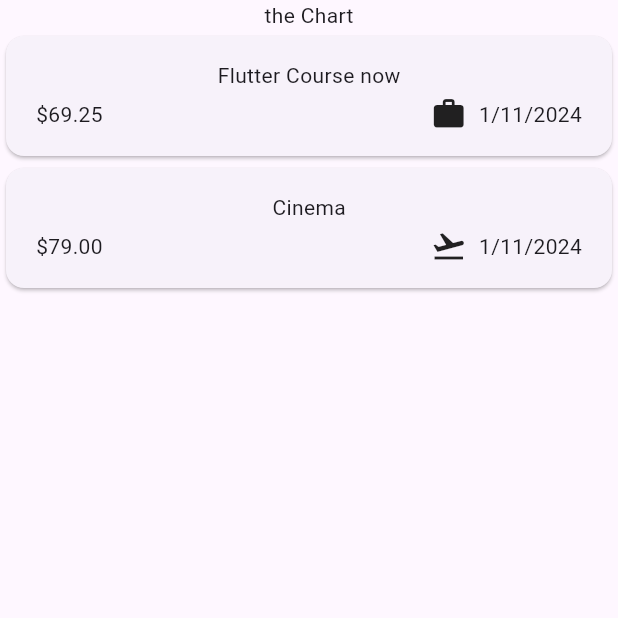
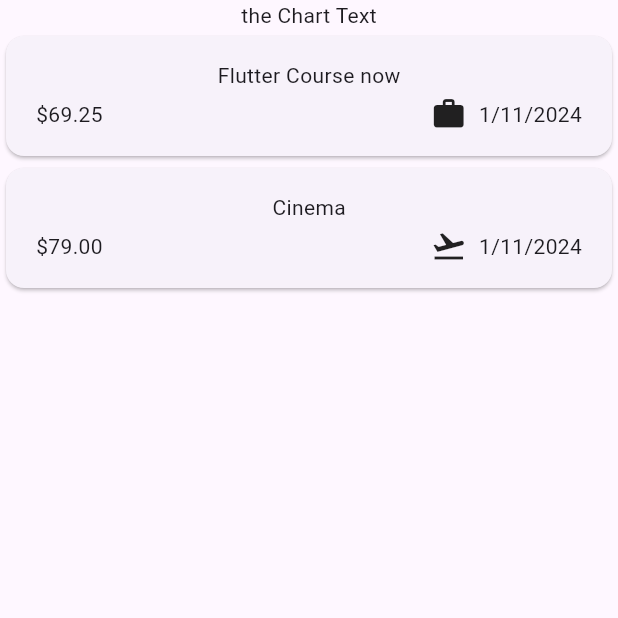
Before and after one commit to andreyscott/expense_app, a Flutter app: the screen it shows after launch, on a phone screen of 412 x 824 dp, the top half of it. Run offline on Flutter 3.47's test engine with Material 3 defaults, Android fonts, the phone set to English and light mode, and no system bars.

Commit message:
finding my bering

```diff
--- a/lib/widgets/expenses.dart
+++ b/lib/widgets/expenses.dart
@@ -30,7 +30,7 @@ class _ExpensesState extends State<Expenses> {
     return Scaffold(
       body: Column(
         children: [
-          const Text('the Chart'),
+          const Text('the Chart Text'),
           Expanded(child: ExpensesList(expenses: _registeredExpenses))
         ],
       ),
```
